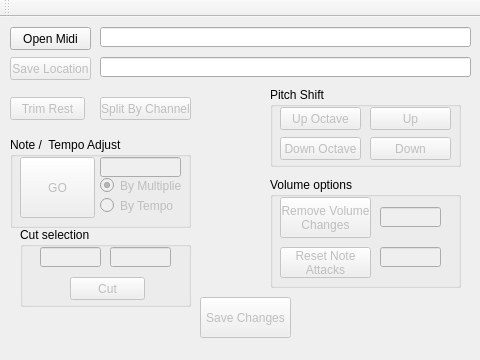
This is midiqtool.ui in Haaglar/MidiQTool as Qt 5 draws it before an edit. The edited form follows.
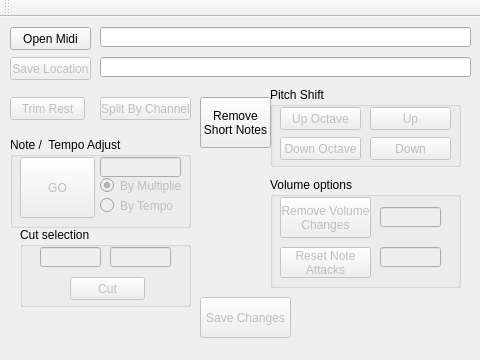
This is the edited form.

Commit message: Fixes to SetNoteAttackVolume() begun work on a delete short note function

```diff
--- a/midiqtool.ui
+++ b/midiqtool.ui
@@ -426,6 +426,20 @@
      </property>
     </widget>
    </widget>
+   <widget class="QPushButton" name="pushButtonShortNotes">
+    <property name="geometry">
+     <rect>
+      <x>200</x>
+      <y>80</y>
+      <width>71</width>
+      <height>51</height>
+     </rect>
+    </property>
+    <property name="text">
+     <string>Remove
+Short Notes</string>
+    </property>
+   </widget>
    <zorder>groupBox</zorder>
    <zorder>pushButtonOpenMidi</zorder>
    <zorder>lineEditFile</zorder>
```
Left out of the diff: 1 changed line with no effect on the pictures. The commit also changes 5 other files.
